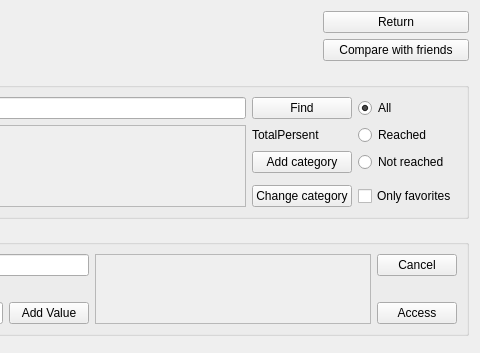
First picture: the form in AraSteamManager/formachievements.ui, repository Arankir/AraSteamManager, before the edit; both pictures show x 297 to 777 and y 0 to 353 of the 777 by 772 pixel window.
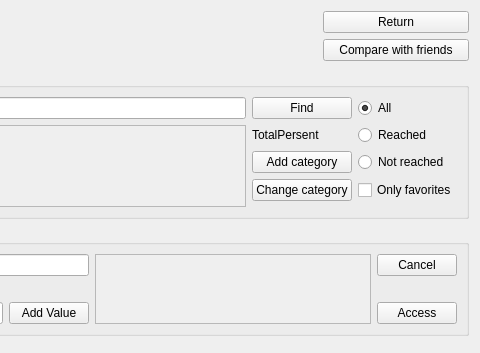
Second picture: the form after the edit.

Patch:
```diff
--- a/AraSteamManager/formachievements.ui
+++ b/AraSteamManager/formachievements.ui
@@ -90,13 +90,6 @@
       <item row="0" column="0">
        <widget class="QLineEdit" name="FormAchievementsLineEditNameAchievements"/>
       </item>
-      <item row="4" column="1">
-       <widget class="QPushButton" name="FormAchievementsButtonChangeCategory">
-        <property name="text">
-         <string>Change category</string>
-        </property>
-       </widget>
-      </item>
       <item row="2" column="2">
        <widget class="QRadioButton" name="FormAchievementsRadioButtonNotReached">
         <property name="text">
@@ -145,13 +138,6 @@
         </widget>
        </widget>
       </item>
-      <item row="4" column="2">
-       <widget class="QCheckBox" name="FormAchievementsCheckBoxFavorites">
-        <property name="text">
-         <string>Only favorites</string>
-        </property>
-       </widget>
-      </item>
       <item row="1" column="2">
        <widget class="QRadioButton" name="FormAchievementsRadioButtonReached">
         <property name="text">
@@ -166,6 +152,20 @@
         </property>
        </widget>
       </item>
+      <item row="3" column="1">
+       <widget class="QPushButton" name="FormAchievementsButtonChangeCategory">
+        <property name="text">
+         <string>Change category</string>
+        </property>
+       </widget>
+      </item>
+      <item row="3" column="2">
+       <widget class="QCheckBox" name="FormAchievementsCheckBoxFavorites">
+        <property name="text">
+         <string>Only favorites</string>
+        </property>
+       </widget>
+      </item>
      </layout>
     </widget>
    </item>
```
